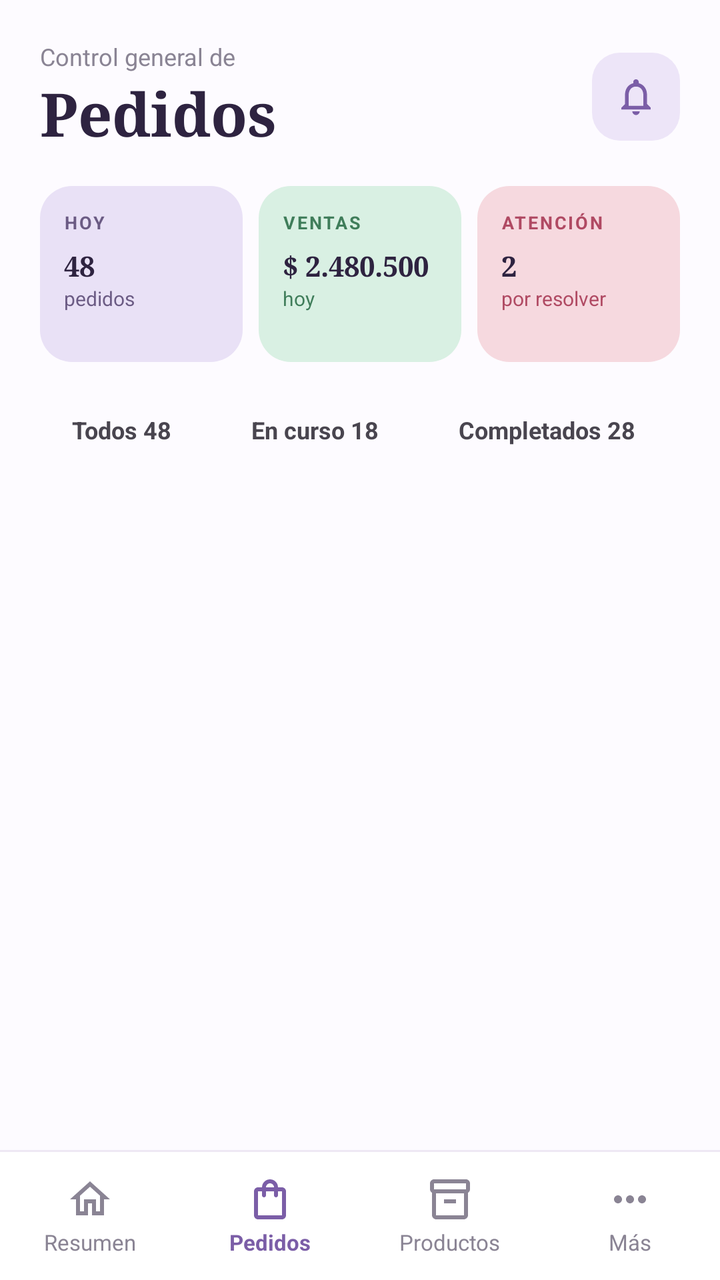
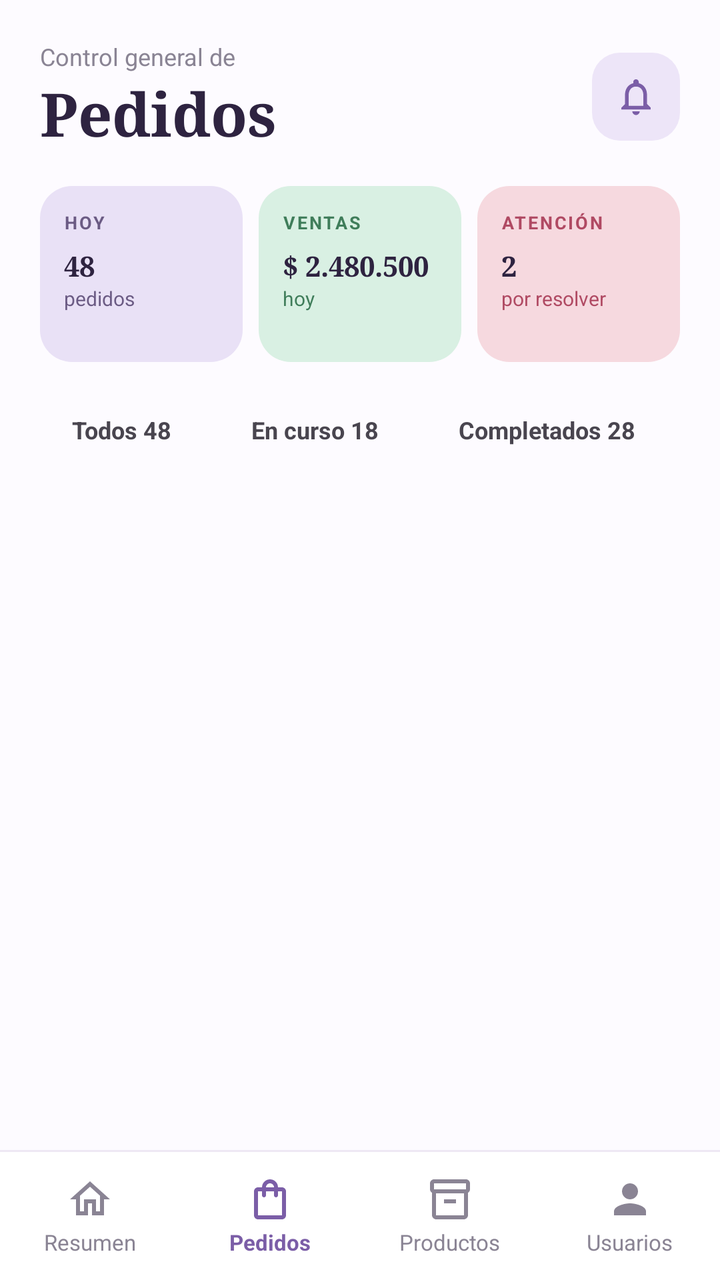

Compare the two renders of this Android layout. The source of the first and the diff that turns it into the second are given below.
<!-- AndroidManifest.xml: application theme Theme.SasoBakeryApp -->
<!-- res/layout/activity_pedidos.xml -->
<?xml version="1.0" encoding="utf-8"?>
<androidx.constraintlayout.widget.ConstraintLayout
    xmlns:android="http://schemas.android.com/apk/res/android"
    xmlns:app="http://schemas.android.com/apk/res-auto"
    xmlns:tools="http://schemas.android.com/tools"
    android:id="@+id/main"
    android:layout_width="match_parent"
    android:layout_height="match_parent"
    android:background="#FDFBFF"
    tools:context=".PedidosActivity">

    
    <ScrollView
        android:id="@+id/scrollPedidos"
        android:layout_width="0dp"
        android:layout_height="0dp"
        android:overScrollMode="never"
        android:scrollbars="none"
        app:layout_constraintBottom_toTopOf="@id/bottomDivider"
        app:layout_constraintEnd_toEndOf="parent"
        app:layout_constraintStart_toStartOf="parent"
        app:layout_constraintTop_toTopOf="parent">

        <LinearLayout
            android:layout_width="match_parent"
            android:layout_height="wrap_content"
            android:orientation="vertical"
            android:paddingStart="20dp"
            android:paddingTop="20dp"
            android:paddingEnd="20dp"
            android:paddingBottom="20dp">

            
            <LinearLayout
                android:layout_width="match_parent"
                android:layout_height="wrap_content"
                android:gravity="center_vertical"
                android:orientation="horizontal">

                <LinearLayout
                    android:layout_width="0dp"
                    android:layout_height="wrap_content"
                    android:layout_weight="1"
                    android:orientation="vertical">

                    <TextView
                        android:layout_width="wrap_content"
                        android:layout_height="wrap_content"
                        android:text="Control general de"
                        android:textColor="#8A8494"
                        android:textSize="12sp" />

                    <TextView
                        android:layout_width="wrap_content"
                        android:layout_height="wrap_content"
                        android:fontFamily="serif"
                        android:text="Pedidos"
                        android:textColor="#2E2340"
                        android:textSize="30sp"
                        android:textStyle="bold" />
                </LinearLayout>

                <FrameLayout
                    android:id="@+id/btnNotificaciones"
                    android:layout_width="44dp"
                    android:layout_height="44dp"
                    android:background="@drawable/bg_catalogo_manage"
                    android:clickable="true"
                    android:focusable="true">

                    <ImageView
                        android:layout_width="22dp"
                        android:layout_height="22dp"
                        android:layout_gravity="center"
                        android:contentDescription="@null"
                        android:src="@drawable/ic_bell"
                        android:tint="#7B5EA7" />
                </FrameLayout>
            </LinearLayout>

            
            <LinearLayout
                android:layout_width="match_parent"
                android:layout_height="wrap_content"
                android:layout_marginTop="16dp"
                android:orientation="horizontal">

                
                <LinearLayout
                    android:layout_width="0dp"
                    android:layout_height="wrap_content"
                    android:layout_marginEnd="8dp"
                    android:layout_weight="1"
                    android:background="@drawable/bg_pedidos_stat"
                    android:backgroundTint="#E9E1F6"
                    android:minHeight="88dp"
                    android:orientation="vertical"
                    android:padding="12dp">

                    <TextView
                        android:layout_width="wrap_content"
                        android:layout_height="wrap_content"
                        android:letterSpacing="0.1"
                        android:text="HOY"
                        android:textColor="#6B5B84"
                        android:textSize="9sp"
                        android:textStyle="bold" />

                    <TextView
                        android:layout_width="match_parent"
                        android:layout_height="wrap_content"
                        android:layout_marginTop="6dp"
                        android:fontFamily="serif"
                        android:maxLines="1"
                        android:text="48"
                        android:textColor="#2E2340"
                        android:textStyle="bold"
                        app:autoSizeMaxTextSize="22sp"
                        app:autoSizeMinTextSize="10sp"
                        app:autoSizeStepGranularity="1sp"
                        app:autoSizeTextType="uniform" />

                    <TextView
                        android:layout_width="wrap_content"
                        android:layout_height="wrap_content"
                        android:text="pedidos"
                        android:textColor="#6B5B84"
                        android:textSize="10sp" />
                </LinearLayout>

                
                <LinearLayout
                    android:layout_width="0dp"
                    android:layout_height="wrap_content"
                    android:layout_marginEnd="8dp"
                    android:layout_weight="1"
                    android:background="@drawable/bg_pedidos_stat"
                    android:backgroundTint="#D9F0E3"
                    android:minHeight="88dp"
                    android:orientation="vertical"
                    android:padding="12dp">

                    <TextView
                        android:layout_width="wrap_content"
                        android:layout_height="wrap_content"
                        android:letterSpacing="0.1"
                        android:text="VENTAS"
                        android:textColor="#3F7D5A"
                        android:textSize="9sp"
                        android:textStyle="bold" />

                    <TextView
                        android:layout_width="match_parent"
                        android:layout_height="wrap_content"
                        android:layout_marginTop="6dp"
                        android:fontFamily="serif"
                        android:maxLines="1"
                        android:text="$ 2.480.500"
                        android:textColor="#2E2340"
                        android:textStyle="bold"
                        app:autoSizeMaxTextSize="22sp"
                        app:autoSizeMinTextSize="10sp"
                        app:autoSizeStepGranularity="1sp"
                        app:autoSizeTextType="uniform" />

                    <TextView
                        android:layout_width="wrap_content"
                        android:layout_height="wrap_content"
                        android:text="hoy"
                        android:textColor="#3F7D5A"
                        android:textSize="10sp" />
                </LinearLayout>

                
                <LinearLayout
                    android:layout_width="0dp"
                    android:layout_height="wrap_content"
                    android:layout_weight="1"
                    android:background="@drawable/bg_pedidos_stat"
                    android:backgroundTint="#F6D9DF"
                    android:minHeight="88dp"
                    android:orientation="vertical"
                    android:padding="12dp">

                    <TextView
                        android:layout_width="wrap_content"
                        android:layout_height="wrap_content"
                        android:letterSpacing="0.1"
                        android:text="ATENCIÓN"
                        android:textColor="#B04A63"
                        android:textSize="9sp"
                        android:textStyle="bold" />

                    <TextView
                        android:layout_width="match_parent"
                        android:layout_height="wrap_content"
                        android:layout_marginTop="6dp"
                        android:fontFamily="serif"
                        android:maxLines="1"
                        android:text="2"
                        android:textColor="#2E2340"
                        android:textStyle="bold"
                        app:autoSizeMaxTextSize="22sp"
                        app:autoSizeMinTextSize="10sp"
                        app:autoSizeStepGranularity="1sp"
                        app:autoSizeTextType="uniform" />

                    <TextView
                        android:layout_width="wrap_content"
                        android:layout_height="wrap_content"
                        android:text="por resolver"
                        android:textColor="#B04A63"
                        android:textSize="10sp" />
                </LinearLayout>
            </LinearLayout>

            
            <HorizontalScrollView
                android:layout_width="match_parent"
                android:layout_height="wrap_content"
                android:layout_marginTop="16dp"
                android:overScrollMode="never"
                android:scrollbars="none">

                <LinearLayout
                    android:layout_width="wrap_content"
                    android:layout_height="wrap_content"
                    android:orientation="horizontal">

                    <TextView
                        android:id="@+id/chipTodos"
                        android:layout_width="wrap_content"
                        android:layout_height="36dp"
                        android:layout_marginEnd="8dp"
                        android:gravity="center"
                        android:paddingStart="16dp"
                        android:paddingEnd="16dp"
                        android:text="Todos 48"
                        android:textSize="12sp"
                        android:textStyle="bold" />

                    <TextView
                        android:id="@+id/chipEnCurso"
                        android:layout_width="wrap_content"
                        android:layout_height="36dp"
                        android:layout_marginEnd="8dp"
                        android:gravity="center"
                        android:paddingStart="16dp"
                        android:paddingEnd="16dp"
                        android:text="En curso 18"
                        android:textSize="12sp"
                        android:textStyle="bold" />

                    <TextView
                        android:id="@+id/chipCompletados"
                        android:layout_width="wrap_content"
                        android:layout_height="36dp"
                        android:gravity="center"
                        android:paddingStart="16dp"
                        android:paddingEnd="16dp"
                        android:text="Completados 28"
                        android:textSize="12sp"
                        android:textStyle="bold" />
                </LinearLayout>
            </HorizontalScrollView>

            
            <androidx.recyclerview.widget.RecyclerView
                android:id="@+id/rvPedidos"
                android:layout_width="match_parent"
                android:layout_height="wrap_content"
                android:layout_marginStart="-4dp"
                android:layout_marginTop="10dp"
                android:layout_marginEnd="-4dp"
                android:nestedScrollingEnabled="false"
                android:overScrollMode="never" />
        </LinearLayout>
    </ScrollView>

    
    <View
        android:id="@+id/bottomDivider"
        android:layout_width="0dp"
        android:layout_height="1dp"
        android:background="#EEE8F4"
        app:layout_constraintBottom_toTopOf="@id/bottomBar"
        app:layout_constraintEnd_toEndOf="parent"
        app:layout_constraintStart_toStartOf="parent" />

    <LinearLayout
        android:id="@+id/bottomBar"
        android:layout_width="0dp"
        android:layout_height="64dp"
        android:background="#FFFFFF"
        android:orientation="horizontal"
        app:layout_constraintBottom_toBottomOf="parent"
        app:layout_constraintEnd_toEndOf="parent"
        app:layout_constraintStart_toStartOf="parent">

        <LinearLayout
            android:id="@+id/navResumen"
            android:layout_width="0dp"
            android:layout_height="match_parent"
            android:layout_weight="1"
            android:background="?attr/selectableItemBackground"
            android:clickable="true"
            android:focusable="true"
            android:gravity="center"
            android:orientation="vertical">

            <ImageView
                android:layout_width="24dp"
                android:layout_height="24dp"
                android:contentDescription="@null"
                android:src="@drawable/ic_home"
                android:tint="#8A8494" />

            <TextView
                android:layout_width="wrap_content"
                android:layout_height="wrap_content"
                android:layout_marginTop="2dp"
                android:text="Resumen"
                android:textColor="#8A8494"
                android:textSize="11sp" />
        </LinearLayout>

        <LinearLayout
            android:id="@+id/navPedidos"
            android:layout_width="0dp"
            android:layout_height="match_parent"
            android:layout_weight="1"
            android:background="?attr/selectableItemBackground"
            android:clickable="true"
            android:focusable="true"
            android:gravity="center"
            android:orientation="vertical">

            <ImageView
                android:layout_width="24dp"
                android:layout_height="24dp"
                android:contentDescription="@null"
                android:src="@drawable/ic_bag"
                android:tint="#7B5EA7" />

            <TextView
                android:layout_width="wrap_content"
                android:layout_height="wrap_content"
                android:layout_marginTop="2dp"
                android:text="Pedidos"
                android:textColor="#7B5EA7"
                android:textSize="11sp"
                android:textStyle="bold" />
        </LinearLayout>

        <LinearLayout
            android:id="@+id/navProductos"
            android:layout_width="0dp"
            android:layout_height="match_parent"
            android:layout_weight="1"
            android:background="?attr/selectableItemBackground"
            android:clickable="true"
            android:focusable="true"
            android:gravity="center"
            android:orientation="vertical">

            <ImageView
                android:layout_width="24dp"
                android:layout_height="24dp"
                android:contentDescription="@null"
                android:src="@drawable/ic_box"
                android:tint="#8A8494" />

            <TextView
                android:layout_width="wrap_content"
                android:layout_height="wrap_content"
                android:layout_marginTop="2dp"
                android:text="Productos"
                android:textColor="#8A8494"
                android:textSize="11sp" />
        </LinearLayout>

        <LinearLayout
            android:id="@+id/navMas"
            android:layout_width="0dp"
            android:layout_height="match_parent"
            android:layout_weight="1"
            android:background="?attr/selectableItemBackground"
            android:clickable="true"
            android:focusable="true"
            android:gravity="center"
            android:orientation="vertical">

            <ImageView
                android:layout_width="24dp"
                android:layout_height="24dp"
                android:contentDescription="@null"
                android:src="@drawable/ic_more"
                android:tint="#8A8494" />

            <TextView
                android:layout_width="wrap_content"
                android:layout_height="wrap_content"
                android:layout_marginTop="2dp"
                android:text="Más"
                android:textColor="#8A8494"
                android:textSize="11sp" />
        </LinearLayout>
    </LinearLayout>
</androidx.constraintlayout.widget.ConstraintLayout>
<!-- resources referenced by this layout -->
<resources>
  <!-- drawable bg_catalogo_manage (drawable) -->
  <?xml version="1.0" encoding="utf-8"?>
  <shape xmlns:android="http://schemas.android.com/apk/res/android" android:shape="rectangle">
      <solid android:color="#EDE5F8" />
      <corners android:radius="14dp" />
  </shape>
  <!-- drawable bg_pedidos_stat (drawable) -->
  <?xml version="1.0" encoding="utf-8"?>
  <shape xmlns:android="http://schemas.android.com/apk/res/android" android:shape="rectangle">
      <solid android:color="#FFFFFF" />
      <corners android:radius="16dp" />
  </shape>
  <!-- drawable ic_bag (drawable) -->
  <?xml version="1.0" encoding="utf-8"?>
  <vector xmlns:android="http://schemas.android.com/apk/res/android"
      android:width="24dp" android:height="24dp"
      android:viewportWidth="24" android:viewportHeight="24">
      <path android:fillColor="#FF000000"
          android:pathData="M18,6h-2c0,-2.21 -1.79,-4 -4,-4S8,3.79 8,6H6c-1.1,0 -2,0.9 -2,2v12c0,1.1 0.9,2 2,2h12c1.1,0 2,-0.9 2,-2V8c0,-1.1 -0.9,-2 -2,-2zM12,4c1.1,0 2,0.9 2,2h-4c0,-1.1 0.9,-2 2,-2zM18,20H6V8h2v2c0,0.55 0.45,1 1,1s1,-0.45 1,-1V8h4v2c0,0.55 0.45,1 1,1s1,-0.45 1,-1V8h2v12z" />
  </vector>
  <!-- drawable ic_bell (drawable) -->
  <?xml version="1.0" encoding="utf-8"?>
  <vector xmlns:android="http://schemas.android.com/apk/res/android"
      android:width="24dp" android:height="24dp"
      android:viewportWidth="24" android:viewportHeight="24">
      <path android:fillColor="#FF000000"
          android:pathData="M12,22c1.1,0 2,-0.9 2,-2h-4c0,1.1 0.89,2 2,2zM18,16v-5c0,-3.07 -1.64,-5.64 -4.5,-6.32V4c0,-0.83 -0.67,-1.5 -1.5,-1.5s-1.5,0.67 -1.5,1.5v0.68C7.63,5.36 6,7.92 6,11v5l-2,2v1h16v-1l-2,-2zM16,17H8v-6c0,-2.48 1.51,-4.5 4,-4.5s4,2.02 4,4.5v6z" />
  </vector>
  <!-- drawable ic_box (drawable) -->
  <?xml version="1.0" encoding="utf-8"?>
  <vector xmlns:android="http://schemas.android.com/apk/res/android"
      android:width="24dp" android:height="24dp"
      android:viewportWidth="24" android:viewportHeight="24">
      <path android:fillColor="#FF000000"
          android:pathData="M20,2H4C3,2 2,2.9 2,4v3.01C2,7.73 2.43,8.35 3,8.7V20c0,1.1 1.1,2 2,2h14c0.9,0 2,-0.9 2,-2V8.7c0.57,-0.35 1,-0.97 1,-1.69V4C22,2.9 21,2 20,2zM19,20H5V9h14V20zM20,7H4V4h16V7zM9,12h6v2H9z" />
  </vector>
  <!-- drawable ic_home (drawable) -->
  <?xml version="1.0" encoding="utf-8"?>
  <vector xmlns:android="http://schemas.android.com/apk/res/android"
      android:width="24dp" android:height="24dp"
      android:viewportWidth="24" android:viewportHeight="24">
      <path android:fillColor="#FF000000"
          android:pathData="M12,5.69l5,4.5V18h-2v-6H9v6H7v-7.81l5,-4.5M12,3L2,12h3v8h6v-6h2v6h6v-8h3L12,3z" />
  </vector>
  <!-- drawable ic_more (drawable) -->
  <?xml version="1.0" encoding="utf-8"?>
  <vector xmlns:android="http://schemas.android.com/apk/res/android"
      android:width="24dp" android:height="24dp"
      android:viewportWidth="24" android:viewportHeight="24">
      <path android:fillColor="#FF000000"
          android:pathData="M6,10c-1.1,0 -2,0.9 -2,2s0.9,2 2,2 2,-0.9 2,-2 -0.9,-2 -2,-2zM18,10c-1.1,0 -2,0.9 -2,2s0.9,2 2,2 2,-0.9 2,-2 -0.9,-2 -2,-2zM12,10c-1.1,0 -2,0.9 -2,2s0.9,2 2,2 2,-0.9 2,-2 -0.9,-2 -2,-2z" />
  </vector>
  <style name="Theme.SasoBakeryApp" parent="Base.Theme.SasoBakeryApp" />
  <style name="Base.Theme.SasoBakeryApp" parent="Theme.Material3.DayNight.NoActionBar">
          
          
      </style>
</resources>

<!-- the commit's change to res/layout/activity_pedidos.xml (unified diff, before → after) -->
@@ -380,7 +380,7 @@
         </LinearLayout>
 
         <LinearLayout
-            android:id="@+id/navMas"
+            android:id="@+id/navUsuarios"
             android:layout_width="0dp"
             android:layout_height="match_parent"
             android:layout_weight="1"
@@ -394,14 +394,14 @@
                 android:layout_width="24dp"
                 android:layout_height="24dp"
                 android:contentDescription="@null"
-                android:src="@drawable/ic_more"
+                android:src="@drawable/ic_person"
                 android:tint="#8A8494" />
 
             <TextView
                 android:layout_width="wrap_content"
                 android:layout_height="wrap_content"
                 android:layout_marginTop="2dp"
-                android:text="Más"
+                android:text="Usuarios"
                 android:textColor="#8A8494"
                 android:textSize="11sp" />
         </LinearLayout>
<!-- resource entries referenced after the edit -->
@@ -44,13 +44,16 @@
       <path android:fillColor="#FF000000"
           android:pathData="M12,5.69l5,4.5V18h-2v-6H9v6H7v-7.81l5,-4.5M12,3L2,12h3v8h6v-6h2v6h6v-8h3L12,3z" />
   </vector>
-  <!-- drawable ic_more (drawable) -->
+  <!-- drawable ic_person (drawable) -->
   <?xml version="1.0" encoding="utf-8"?>
   <vector xmlns:android="http://schemas.android.com/apk/res/android"
-      android:width="24dp" android:height="24dp"
-      android:viewportWidth="24" android:viewportHeight="24">
-      <path android:fillColor="#FF000000"
-          android:pathData="M6,10c-1.1,0 -2,0.9 -2,2s0.9,2 2,2 2,-0.9 2,-2 -0.9,-2 -2,-2zM18,10c-1.1,0 -2,0.9 -2,2s0.9,2 2,2 2,-0.9 2,-2 -0.9,-2 -2,-2zM12,10c-1.1,0 -2,0.9 -2,2s0.9,2 2,2 2,-0.9 2,-2 -0.9,-2 -2,-2z" />
+      android:width="24dp"
+      android:height="24dp"
+      android:viewportWidth="24"
+      android:viewportHeight="24">
+      <path
+          android:fillColor="#FF000000"
+          android:pathData="M12,12c2.21,0 4,-1.79 4,-4s-1.79,-4 -4,-4 -4,1.79 -4,4 1.79,4 4,4zM12,14c-2.67,0 -8,1.34 -8,4v2h16v-2c0,-2.66 -5.33,-4 -8,-4z" />
   </vector>
   <style name="Theme.SasoBakeryApp" parent="Base.Theme.SasoBakeryApp" />
   <style name="Base.Theme.SasoBakeryApp" parent="Theme.Material3.DayNight.NoActionBar">
